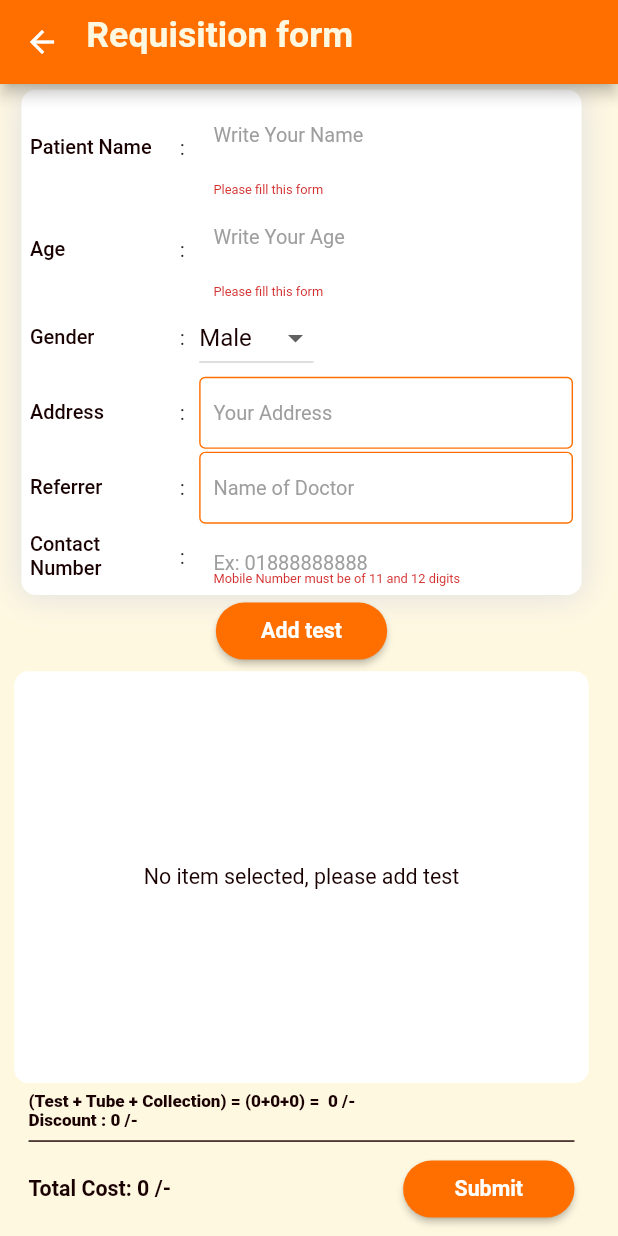
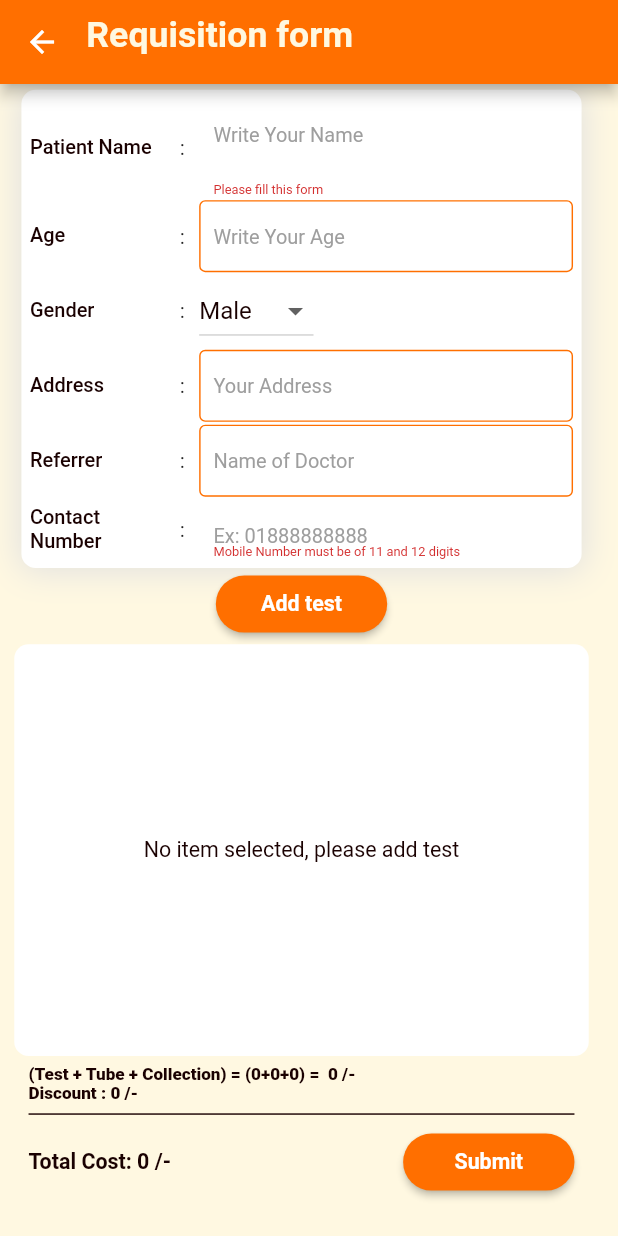
Before and after one commit to adnan-ullah/encoderit-meditest, a Flutter app: the CreateRequest screen opened directly, after a tap on "Add test", after a tap on "Submit", on a phone screen of 412 x 824 dp. Run offline on Flutter 3.47's test engine with Material 2 defaults, Android fonts, the light colour scheme and no system bars; our stand-ins replace animated_splash_screen, device_preview, easy_splash_screen, firebase_core, firebase_database, firebase_messaging and 13 more; missing offline and left inert: dart:ffi, flutter_phone_direct_caller, map_launcher; accounts and stored records are empty.

Commit message:
main phase done

```diff
--- a/lib/presentation/pages/Create_Request.dart
+++ b/lib/presentation/pages/Create_Request.dart
@@ -6,6 +6,7 @@ import 'package:firebase_core/firebase_core.dart';
 import 'package:firebase_database/firebase_database.dart';
 import 'package:flutter/cupertino.dart';
 import 'package:flutter/material.dart';
+import 'package:flutter/services.dart';
 import 'package:geolocator/geolocator.dart';
 import 'package:get/get.dart';
 import 'package:healthcare_homelab/animations/Custom_Dialog.dart';
@@ -371,15 +372,90 @@ class _CreateRequestState extends State<CreateRequest> {
                                   value: "Write Your Name",
                                   activate: false,
                                 ),
-                                FormUserInfo(
-                                  formKey: _formKey,
-                                  validatorField: validateAge,
-                                  textInputType: TextInputType.number,
-                                  controller: age,
-                                  title: "Age",
-                                  value: "Write Your Age",
-                                  activate: false,
+
+
+
+                                Padding(
+                                  padding: EdgeInsets.all(DM.p1),
+                                  child: Row(
+                                    mainAxisAlignment: MainAxisAlignment.start,
+                                    crossAxisAlignment:
+                                        CrossAxisAlignment.center,
+                                    children: [
+                                      SizedBox(
+                                        width: DM.p100,
+                                        child: Text(
+                                          "Age",
+                                          style: TextStyle(
+                                              fontWeight: FontWeight.w500,
+                                              fontSize: DM.p14,
+                                              color: blackFontColor),
+                                        ),
+                                      ),
+                                      SizedBox(
+                                        width: DM.p5,
+                                      ),
+                                      Text(":"),
+                                      SizedBox(
+                                        width: DM.p10,
+                                      ),
+                                      Flexible(
+                                        child: Container(
+                                          child: TextFormField(
+                                            controller: age,
+                                            keyboardType:
+                                                TextInputType.phone,
+                                                inputFormatters: <TextInputFormatter>[
+                                    FilteringTextInputFormatter.digitsOnly
+                                  ],
+                                            maxLines: null,
+                                            // onTap: (() {
+                                            //   showDialog(
+                                            //       context: context,
+                                            //       builder: (context) {
+                                            //         return MyDialogView(
+                                            //             myChild: TextDialogueBox(
+                                            //                 keyTitle:
+                                            //                     "Referrer Info",
+                                            //                 addressText:
+                                            //                     referredAddressText));
+                                            //       });
+                                            // }),
+                                            decoration: InputDecoration(
+                                                errorStyle:
+                                                    TextStyle(fontSize: DM.p9),
+                                                focusedBorder:
+                                                    OutlineInputBorder(
+                                                        borderSide: BorderSide(
+                                                            width: DM.p1,
+                                                            color:
+                                                                orangeColor)),
+                                                enabledBorder:
+                                                    OutlineInputBorder(
+                                                  borderSide: BorderSide(
+                                                      width: DM.p1,
+                                                      color:
+                                                          orangeColor), //<-- SEE HERE
+                                                ),
+                                                filled: true,
+                                                fillColor: Colors.white,
+                                                contentPadding:
+                                                    EdgeInsets.symmetric(
+                                                        horizontal: DM.p10),
+                                                border: InputBorder.none,
+                                                hintText: "Write Your Age",
+                                                hintStyle: TextStyle(
+                                                  color: Colors.grey,
+                                                  fontSize: DM.p14,
+                                                )),
+                                          ),
+                                        ),
+                                      ),
+                                    ],
+                                  ),
                                 ),
+
+
                                 Padding(
                                   padding: EdgeInsets.all(DM.p1),
                                   child: Row(
--- a/lib/presentation/pages/HomeScreen.dart
+++ b/lib/presentation/pages/HomeScreen.dart
@@ -112,7 +112,7 @@ class _HomeScreenState extends State<HomeScreen> {
                           textAlign: TextAlign.center,
                           style: TextStyle(
                               color: fullWhiteColor,
-                              fontSize: DM.p15,
+                              fontSize: DM.p13,
                               fontWeight: FontWeight.bold),
                         ),
                       ),
@@ -138,7 +138,7 @@ class _HomeScreenState extends State<HomeScreen> {
                           textAlign: TextAlign.center,
                           style: TextStyle(
                               color: fullWhiteColor,
-                              fontSize: DM.p15,
+                              fontSize: DM.p13,
                               fontWeight: FontWeight.bold),
                         ),
                       ),
--- a/lib/presentation/pages/Invoice_pdf/page/PdfPage.dart
+++ b/lib/presentation/pages/Invoice_pdf/page/PdfPage.dart
@@ -10,6 +10,7 @@ import '../model/invoice.dart';
 import '../model/supplier.dart';
 import '../widget/button_widget.dart';
 import '../widget/title_widget.dart';
+import 'package:device_preview/device_preview.dart';
 
 class PdfPage extends StatefulWidget {
   @override
@@ -18,14 +19,15 @@ class PdfPage extends StatefulWidget {
 
 class _PdfPageState extends State<PdfPage> {
   @override
-  Widget build(BuildContext context) => Scaffold(
+  Widget build(BuildContext context) => DevicePreview(
+        builder: (BuildContext context) {
+          return Scaffold(
             backgroundColor: Colors.black,
             appBar: AppBar(
                 title: Text(
               "$app_name",
             )),
             body: Container(
-
               padding: EdgeInsets.all(32),
               child: Center(
                 child: Column(
@@ -51,21 +53,18 @@ class _PdfPageState extends State<PdfPage> {
                           customer: Customer(
                               id: "2134",
                               name: 'Adnan Ullah',
-                          address: 'Adnan Ullah Street, Cupertino, BD 95014',
+                              address:
+                                  'Adnan Ullah Street, Cupertino, BD 95014',
                               gender: 'Male',
                               referrer: 'Dr Shawon',
                               age: '22',
                               date: "23 dec, 2010"),
 
-
                           info: InvoiceInfo(
                             date: date,
-
                             description: 'My description...',
                             number: '${DateTime.now().year}-9999',
                           ),
-
-
 
                           items: [
                             InvoiceItem(
@@ -93,7 +92,6 @@ class _PdfPageState extends State<PdfPage> {
                               serialNumber: 1,
                               testPrice: 1.59,
                             ),
-
                           ],
                         );
 
@@ -107,4 +105,6 @@ class _PdfPageState extends State<PdfPage> {
               ),
             ),
           );
+        },
+      );
 }
--- a/lib/presentation/pages/Login_info.dart
+++ b/lib/presentation/pages/Login_info.dart
@@ -288,16 +288,16 @@ class _LoginScreenState extends State<LoginScreen> {
                                           true &&
                                       await chechkingInternet()) {
                                     //admin-app
+                                    savePhone(phone.text);
+                                    Get.to(HomeScreen());
+
                                     // savePhone(phone.text);
-                                    // Get.to(HomeScreen());
-
-                                    savePhone(phone.text);
-                                    if (phone.text == "111000222999") {
-                                      savePhone(phone.text);
-                                      Get.to(AdminHome());
-                                    } else {
-                                      Get.to(HomeScreen());
-                                    }
+                                    // if (phone.text == "111000222999") {
+                                    //   savePhone(phone.text);
+                                    //   Get.to(AdminHome());
+                                    // } else {
+                                    //   Get.to(HomeScreen());
+                                    // }
 
                                     //client-app please add this
                                     //// inputFormatters: <TextInputFormatter>[
```
Also changed, not shown: 1 other file. Lines whose indentation alone changed are shown as unchanged.
